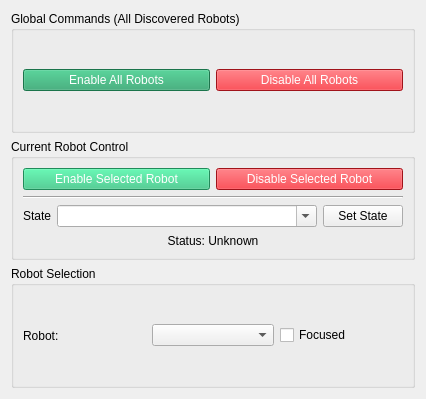
First picture: the form in amrviz/amrviz/src/CommanderPanel.ui, repository OSU-AMR/amr_gui, before the edit.
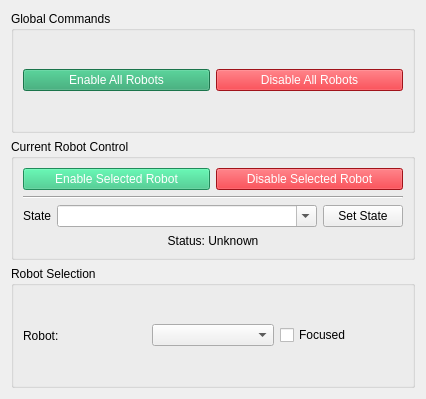
Second picture: the form after the edit.

Diff of the .ui file:
```diff
--- a/amrviz/amrviz/src/CommanderPanel.ui
+++ b/amrviz/amrviz/src/CommanderPanel.ui
@@ -17,7 +17,7 @@
    <item>
     <widget class="QGroupBox" name="globalCommandsGroup">
      <property name="title">
-      <string>Global Commands (All Discovered Robots)</string>
+      <string>Global Commands </string>
      </property>
      <layout class="QHBoxLayout" name="globalCommandsLayout">
       <item>
```
